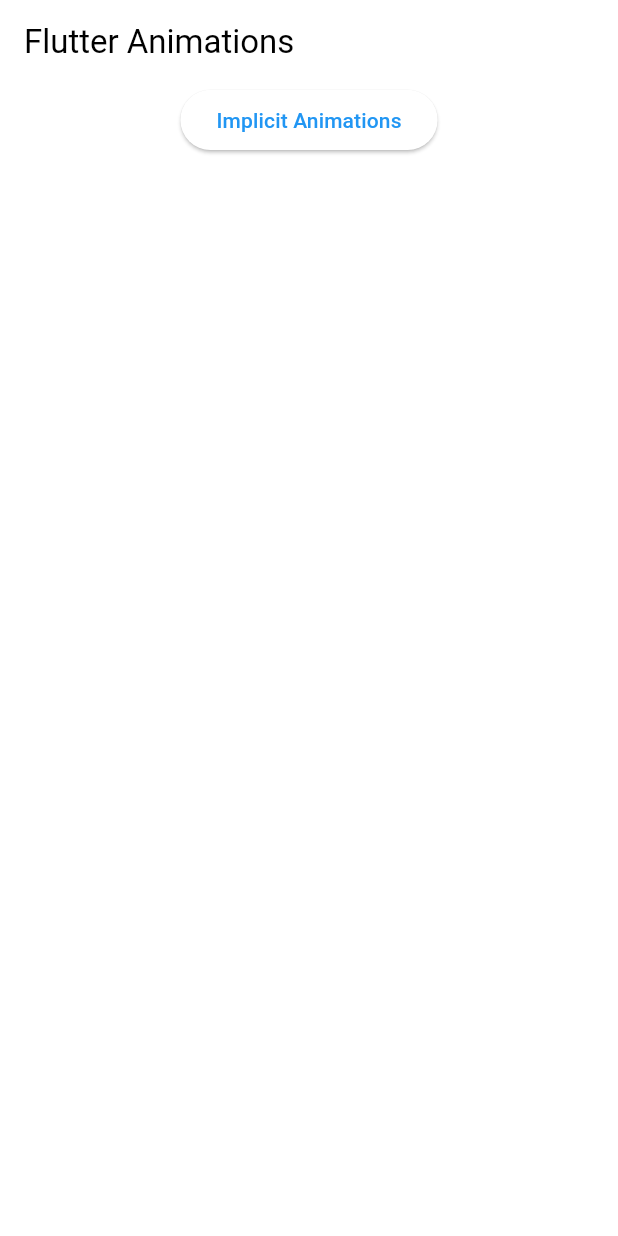
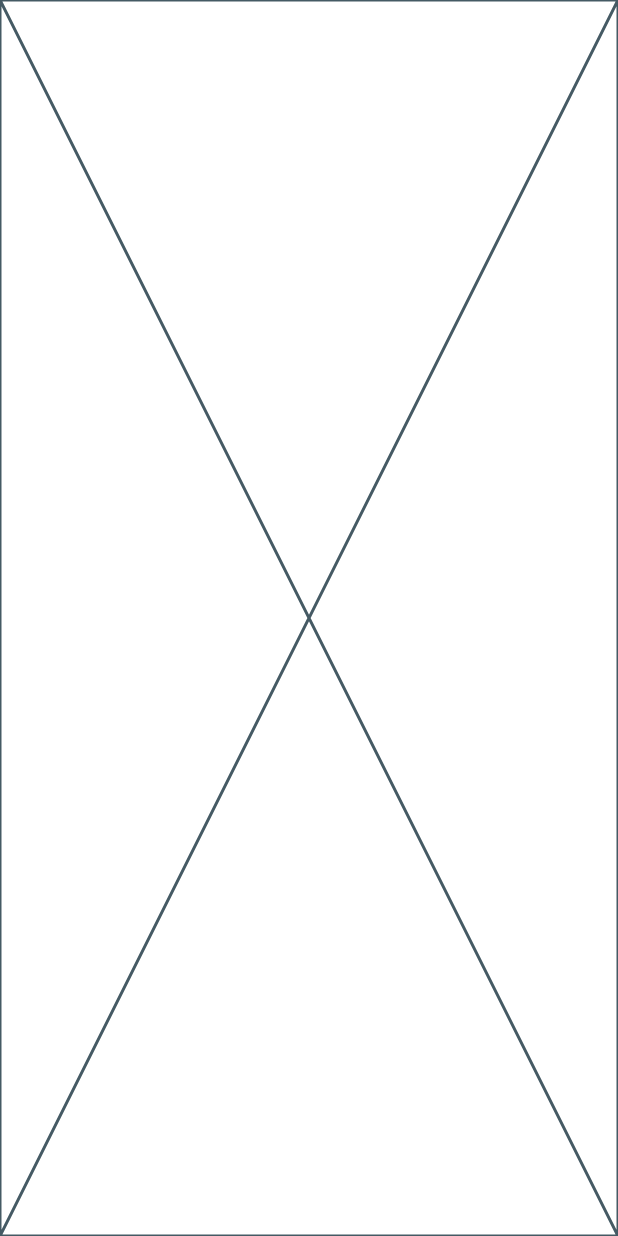
Before and after one commit to jundev5796/flutter-animations, a Flutter app: the screen it shows after launch, after a tap on "Implicit Animations", on a phone screen of 412 x 824 dp. Run offline on Flutter 3.47's test engine with Material 2 defaults, Android fonts, the phone set to English and light mode, and no system bars.

Commit message:
rendered an implicit_animation_screen for navigating through pages

```diff
--- /dev/null
+++ b/lib/screens/implicit_animations_screen.dart
@@ -0,0 +1,16 @@
+import 'package:flutter/material.dart';
+
+class ImplicitAnimationsScreen extends StatefulWidget {
+  const ImplicitAnimationsScreen({super.key});
+
+  @override
+  State<ImplicitAnimationsScreen> createState() =>
+      _ImplicitAnimationsScreenState();
+}
+
+class _ImplicitAnimationsScreenState extends State<ImplicitAnimationsScreen> {
+  @override
+  Widget build(BuildContext context) {
+    return const Placeholder();
+  }
+}
--- a/lib/screens/menu_screen.dart
+++ b/lib/screens/menu_screen.dart
@@ -1,4 +1,5 @@
 import 'package:flutter/material.dart';
+import 'package:flutter_animations/screens/implicit_animations_screen.dart';
 
 class MenuScreen extends StatelessWidget {
   const MenuScreen({super.key});
@@ -13,7 +14,14 @@ class MenuScreen extends StatelessWidget {
         child: Column(
           children: [
             ElevatedButton(
-              onPressed: () {},
+              onPressed: () {
+                Navigator.push(
+                  context,
+                  MaterialPageRoute(
+                    builder: (context) => const ImplicitAnimationsScreen(),
+                  ),
+                );
+              },
               child: const Text("Implicit Animations"),
             ),
           ],
```
